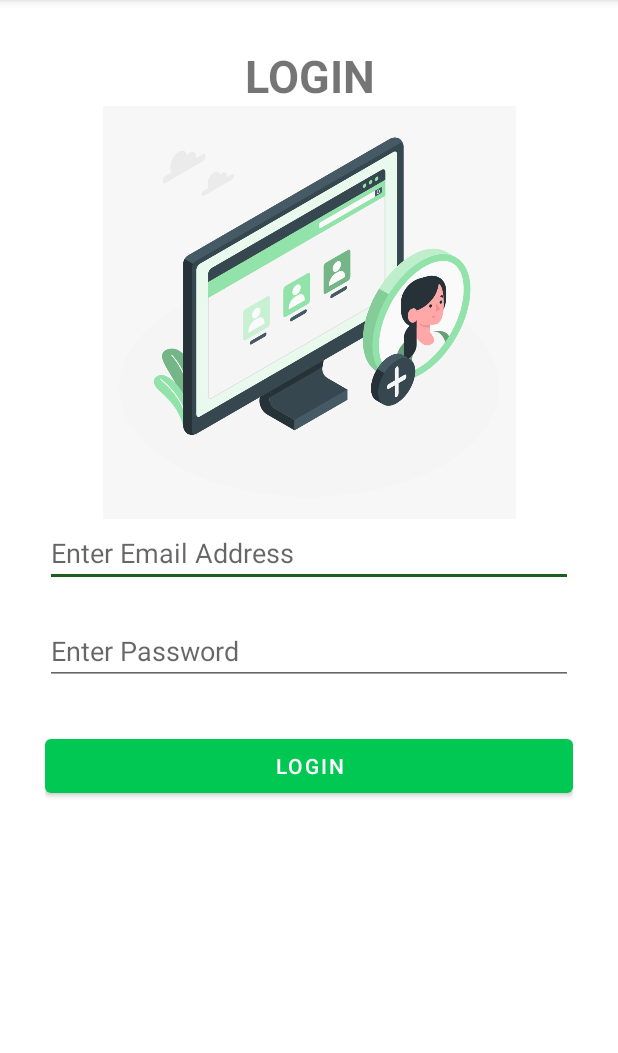
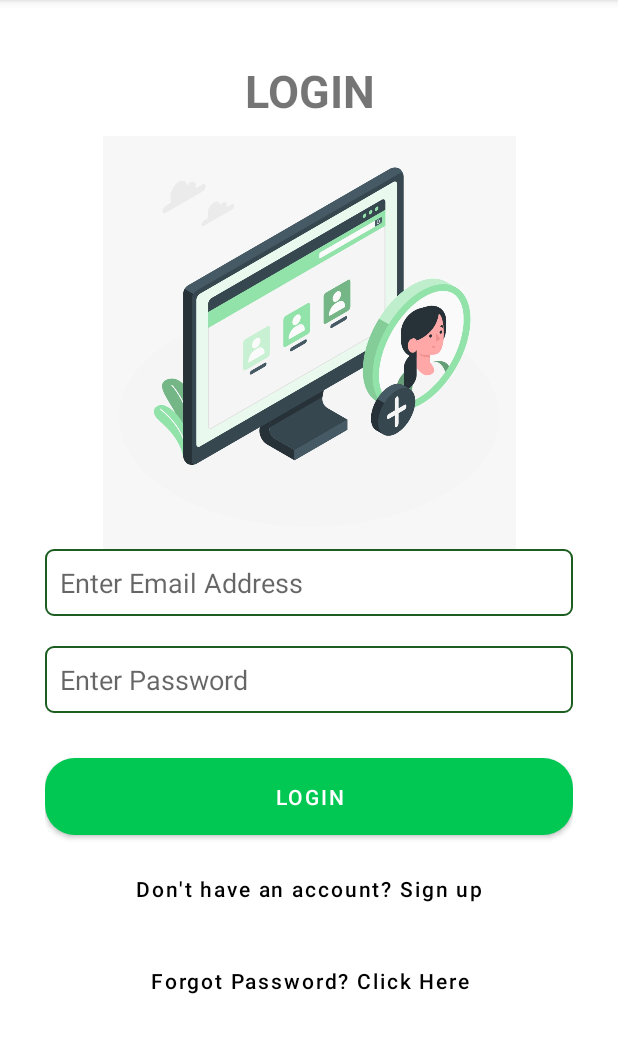
Before and after one commit to IndiaCFG3/team-4, an Android app: the screen it shows after launch (AuthActivity), on a phone screen of 412 x 824 dp, the part 84-1137 px from its top. Run offline under Robolectric (Android 15) with nearby library versions, the phone set to English and light mode, and no system bars; our stand-ins replace Firebase (no records; nobody signed in at launch, a user with empty details on screens opened directly).

Commit message:
UI of login and signup

```diff
--- /dev/null
+++ b/Educate/app/src/main/res/drawable/button_rounded.xml
@@ -0,0 +1,10 @@
+<?xml version="1.0" encoding="utf-8"?>
+<shape
+    xmlns:android="http://schemas.android.com/apk/res/android"
+    android:shape="rectangle">
+    <solid
+        android:color="@color/colorPrimary"/>
+    <corners
+        android:radius="20dp"/>
+
+</shape>
--- /dev/null
+++ b/Educate/app/src/main/res/drawable/input_box.xml
@@ -0,0 +1,16 @@
+<?xml version="1.0" encoding="utf-8"?>
+<shape
+    xmlns:android="http://schemas.android.com/apk/res/android"
+    android:shape="rectangle">
+
+    <corners
+        android:topLeftRadius="5dp"
+        android:topRightRadius="5dp"
+        android:bottomLeftRadius="5dp"
+        android:bottomRightRadius="5dp"/>
+
+    <stroke
+        android:color="@color/colorPrimaryDark"
+        android:width="1dp"/>
+
+</shape>
--- a/Educate/app/src/main/res/layout/activity_auth.xml
+++ b/Educate/app/src/main/res/layout/activity_auth.xml
@@ -5,7 +5,8 @@
     android:layout_width="match_parent"
     android:layout_height="match_parent"
     tools:context=".activities.AuthActivity"
-    android:padding="30dp">
+    android:padding="30dp"
+    android:scrollbars="none">
 
     <LinearLayout
         android:layout_width="match_parent"
@@ -13,6 +14,7 @@
         android:orientation="vertical">
 
         <TextView
+            android:padding="10dp"
             android:layout_width="match_parent"
             android:layout_height="wrap_content"
             android:text="LOGIN"
@@ -28,6 +30,8 @@
             android:src="@drawable/add"/>
 
         <EditText
+            android:padding="10dp"
+            android:background="@drawable/input_box"
             android:id="@+id/login_email"
             android:layout_width="match_parent"
             android:layout_height="wrap_content"
@@ -35,6 +39,8 @@
             android:hint="Enter Email Address"/>
 
         <EditText
+            android:padding="10dp"
+            android:background="@drawable/input_box"
             android:id="@+id/login_password"
             android:layout_marginTop="20dp"
             android:layout_width="match_parent"
@@ -43,24 +49,34 @@
             android:hint="Enter Password"/>
 
         <Button
+            android:padding="10dp"
             android:id="@+id/login"
             android:layout_width="match_parent"
             android:layout_height="wrap_content"
             android:layout_marginTop="30dp"
-            android:text="Login"/>
+            android:text="Login"
+            android:textAlignment="center"
+            android:background="@drawable/button_rounded"/>
         <Button
             android:id="@+id/link_to_register"
             android:layout_width="match_parent"
             android:layout_height="wrap_content"
             android:layout_marginTop="10dp"
-            android:background="@android:color/transparent"
-            android:text="Don't have an account? Sign up"/>
+            android:padding="10dp"
+            android:textAllCaps="false"
+            android:textColor="@color/colorBlack"
+            android:text="Don't have an account? Sign up"
+            android:background="@android:color/transparent"/>
+
 
         <Button
+            android:padding="10dp"
+            android:textColor="@color/colorBlack"
             android:id="@+id/forgotPass"
             android:layout_width="match_parent"
             android:layout_height="wrap_content"
             android:layout_marginTop="10dp"
+            android:textAllCaps="false"
             android:background="@android:color/transparent"
             android:text="Forgot Password? Click Here"/>
 
--- a/Educate/app/src/main/res/layout/activity_slpash.xml
+++ b/Educate/app/src/main/res/layout/activity_slpash.xml
@@ -5,6 +5,7 @@
     android:layout_width="match_parent"
     android:layout_height="match_parent"
     android:orientation="vertical"
+    android:background="@color/colorWhite"
     tools:context=".activities.SplashActivity">
 
     <ImageView
--- a/Educate/app/src/main/res/values/colors.xml
+++ b/Educate/app/src/main/res/values/colors.xml
@@ -4,4 +4,5 @@
     <color name="colorPrimaryDark">#1b5e20</color>
     <color name="colorAccent">#1b5e20</color>
     <color name="colorWhite">#FFFFFF</color>
+    <color name="colorBlack">#000000</color>
 </resources>
```
Also changed, not shown: Educate/app/src/main/res/layout/activity_auth2.xml (+41 -18 lines).
